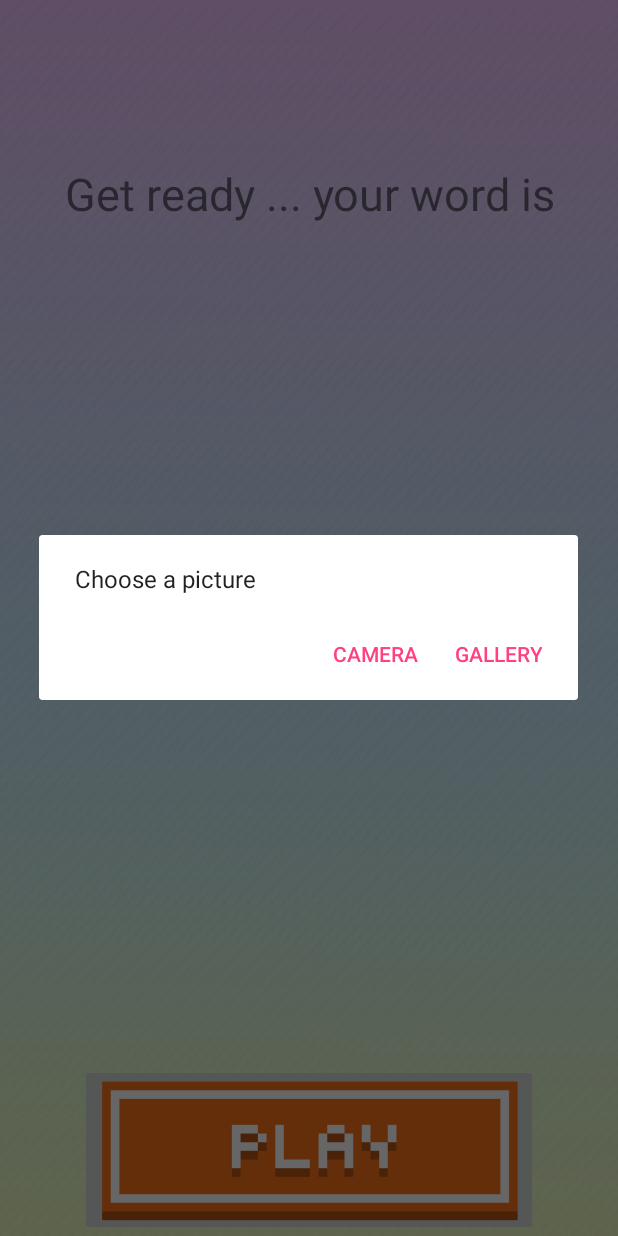
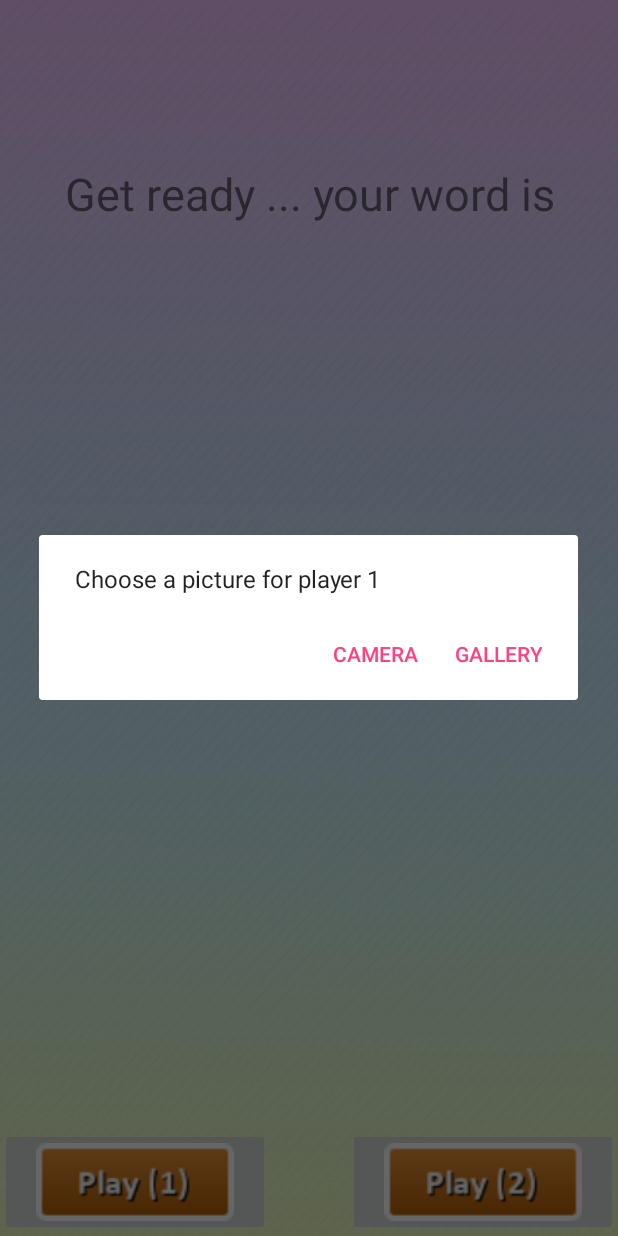
Before and after one commit to KanayaMaryam/Visify, an Android app: the MainActivity screen opened directly, with no data from a screen before it, after a tap on an icon or button, on a phone screen of 412 x 824 dp. Run offline under Robolectric (Android 15) with nearby library versions, the phone set to English and light mode, and no system bars; libraries missing offline, so code that uses them is left out: com.google.api.client, com.google.api.services.

Commit message:
Second player feature

```diff
--- a/app/src/main/java/com/google/sample/cloudvision/MainActivity.java
+++ b/app/src/main/java/com/google/sample/cloudvision/MainActivity.java
@@ -79,6 +79,13 @@ public class MainActivity extends AppCompatActivity {
     private TextView mImageDetails;
     private ImageView mMainImage;
 
+    private static boolean two_players = false;
+    private static double score1 = 0;
+    private static double score2 = 0;
+    private static int player_number = 1;
+    private static Bitmap btmp1;
+    private static Bitmap btmp2;
+
     @Override
     protected void onCreate(Bundle savedInstanceState) {
         super.onCreate(savedInstanceState);
@@ -92,13 +99,29 @@ public class MainActivity extends AppCompatActivity {
         TextView objecttodraw = findViewById(R.id.object);
         objecttodraw.setText(object);
 
+        ImageButton scoreboardButton = findViewById(R.id.scoreboardButton);
+        scoreboardButton.setVisibility(View.GONE);
+
         ImageButton fab = findViewById(R.id.fab);
         (fab).setOnClickListener(view -> {
             AlertDialog.Builder builder = new AlertDialog.Builder(MainActivity.this);
             builder
-                    .setMessage(R.string.dialog_select_prompt)
+                    .setMessage("Choose a picture for player 1")
                     .setPositiveButton(R.string.dialog_select_gallery, (dialog, which) -> startGalleryChooser())
                     .setNegativeButton(R.string.dialog_select_camera, (dialog, which) -> startCamera());
+            builder.create().show();
+            player_number= 1;
+        });
+
+        ImageButton fab2 = findViewById(R.id.fab2);
+        (fab2).setOnClickListener(view -> {
+            AlertDialog.Builder builder = new AlertDialog.Builder(MainActivity.this);
+            builder
+                    .setMessage("Choose a picture for player 2")
+                    .setPositiveButton(R.string.dialog_select_gallery, (dialog, which) -> startGalleryChooser())
+                    .setNegativeButton(R.string.dialog_select_camera, (dialog, which) -> startCamera());
+            two_players = true;
+            player_number = 2;
             builder.create().show();
         });
 
@@ -140,6 +163,14 @@ public class MainActivity extends AppCompatActivity {
         super.onActivityResult(requestCode, resultCode, data);
         ImageButton fab = findViewById(R.id.fab);
         fab.setVisibility(View.GONE);
+
+        ImageButton scoreboardButton = findViewById(R.id.scoreboardButton);
+        scoreboardButton.setVisibility(View.VISIBLE);
+
+        if(two_players){
+            ImageButton fab2 = findViewById(R.id.fab2);
+            fab2.setVisibility(View.GONE);
+        }
         TextView objecttodraw = findViewById(R.id.object);
         objecttodraw.setVisibility(View.GONE);
         TextView ready = findViewById(R.id.textView2);
@@ -175,9 +206,12 @@ public class MainActivity extends AppCompatActivity {
         if (uri != null) {
             try {
                 // scale the image to save on bandwidth
+                Bitmap btmp = MediaStore.Images.Media.getBitmap(getContentResolver(), uri);
+                if(player_number==1) btmp1 = btmp;
+                if(player_number==2) btmp2 = btmp;
                 Bitmap bitmap =
                         scaleBitmapDown(
-                                MediaStore.Images.Media.getBitmap(getContentResolver(), uri),
+                                btmp,
                                 MAX_DIMENSION);
 
                 callCloudVision(bitmap);
@@ -337,11 +371,13 @@ public class MainActivity extends AppCompatActivity {
 
         List<EntityAnnotation> labels = response.getResponses().get(0).getLabelAnnotations();
         boolean hasobject = false;
+        double score = 0;
         if (labels != null) {
             for (EntityAnnotation label : labels) {
                 if(label.getDescription().equals(obj)){
                     message.append(String.format(Locale.US, "%.3f: %s", label.getScore(), label.getDescription()));
                     message.append("\n");
+                    score = label.getScore();
                     hasobject = true;
                 }
             }
@@ -350,6 +386,12 @@ public class MainActivity extends AppCompatActivity {
             message.append("I didn't recognize your image! :<");
         }
 
+        if(player_number==1){
+            score1 += score;
+        } else {
+            score2 += score;
+        }
+
         return message.toString();
     }
 }
--- a/app/src/main/res/layout/activity_main.xml
+++ b/app/src/main/res/layout/activity_main.xml
@@ -28,14 +28,14 @@
 
     <ImageButton
         android:id="@+id/fab"
-        android:layout_width="305dp"
-        android:layout_height="wrap_content"
-        android:layout_gravity="bottom|center_horizontal"
+        android:layout_width="180dp"
+        android:layout_height="72dp"
+        android:layout_gravity="bottom|left"
         android:adjustViewBounds="true"
         android:cropToPadding="false"
         android:scaleType="fitCenter"
-        app:srcCompat="@drawable/button"
-        tools:background="@drawable/backgrounf" />
+        app:srcCompat="@drawable/play1"
+        tools:background="#00000000" />
 
     <TextView
         android:id="@+id/textView2"
@@ -46,4 +46,26 @@
         android:text="Get ready ... your word is"
         android:textSize="30sp" />
 
+    <ImageButton
+        android:id="@+id/fab2"
+        android:layout_width="180dp"
+        android:layout_height="72dp"
+        android:layout_gravity="bottom|right"
+        android:adjustViewBounds="true"
+        android:cropToPadding="false"
+        android:scaleType="fitCenter"
+        app:srcCompat="@drawable/play2"
+        tools:background="#00000000" />
+
+    <ImageButton
+        android:id="@+id/scoreboardButton"
+        android:layout_width="180dp"
+        android:layout_height="72dp"
+        android:layout_gravity="bottom|left"
+        android:adjustViewBounds="true"
+        android:cropToPadding="false"
+        android:scaleType="fitCenter"
+        app:srcCompat="@drawable/scoreboard"
+        tools:background="#00000000" />
+
 </android.support.design.widget.CoordinatorLayout>
```
Also changed, not shown: app/src/main/res/drawable/play1.png (added), app/src/main/res/drawable/play2.png (added), app/src/main/res/drawable/scoreboard.png (added).
